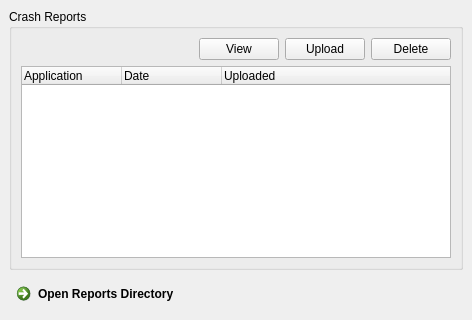
Before: the Qt Designer form Source/ZELNLauncher/ZELNCrashReportsWidget.ui in orcun-gokbulut/ze, drawn with Qt 5; both pictures show x 0 to 472 and y 0 to 320 of the 472 by 538 pixel window.
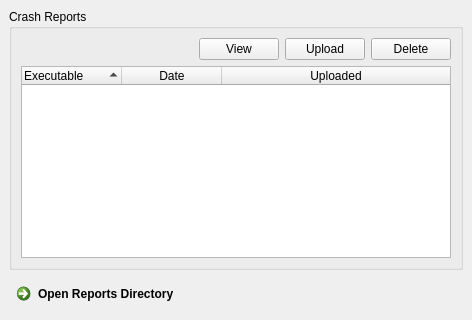
After: the same form once the commit is applied. Icons and pictures are not drawn.

Commit message: MOD: ZECRWindow* classes has been renamed to ZECRPage*. MOD: ZECRCrashReport process has been improved by allowing user to choose whether to create the report in the first place or not.

```diff
--- a/Source/ZELNLauncher/ZELNCrashReportsWidget.ui
+++ b/Source/ZELNLauncher/ZELNCrashReportsWidget.ui
@@ -105,21 +105,36 @@
            </layout>
           </item>
           <item>
-           <widget class="QTreeWidget" name="tblReports">
+           <widget class="QTreeWidget" name="trwReports">
+            <property name="rootIsDecorated">
+             <bool>false</bool>
+            </property>
+            <property name="itemsExpandable">
+             <bool>false</bool>
+            </property>
+            <property name="sortingEnabled">
+             <bool>true</bool>
+            </property>
             <column>
              <property name="text">
-              <string>Application</string>
+              <string>Executable</string>
              </property>
             </column>
             <column>
              <property name="text">
               <string>Date</string>
              </property>
+             <property name="textAlignment">
+              <set>AlignHCenter|AlignVCenter|AlignCenter</set>
+             </property>
             </column>
             <column>
              <property name="text">
               <string>Uploaded</string>
              </property>
+             <property name="textAlignment">
+              <set>AlignHCenter|AlignVCenter|AlignCenter</set>
+             </property>
             </column>
            </widget>
           </item>
```
Left out of the diff: 2 changed lines with no effect on the pictures. The commit also changes 34 other files.
